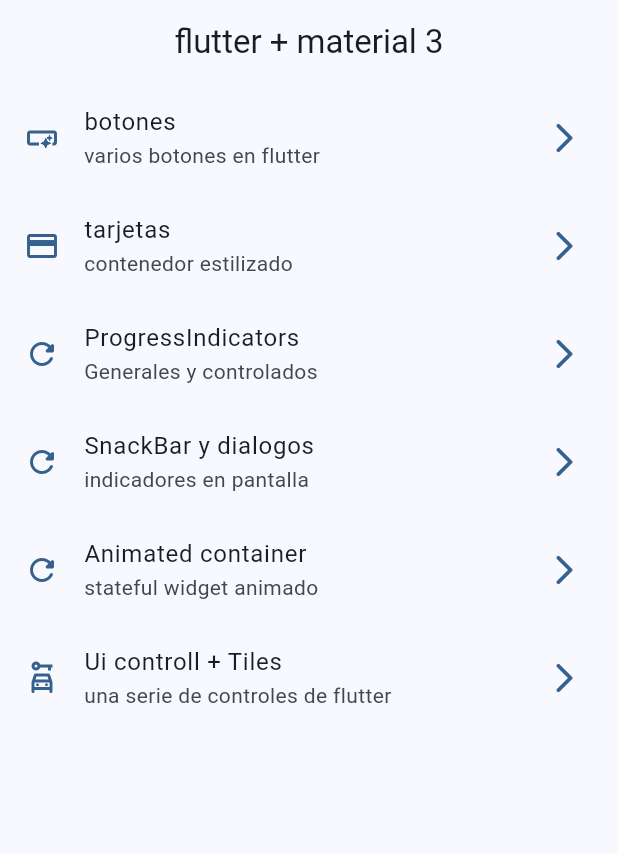
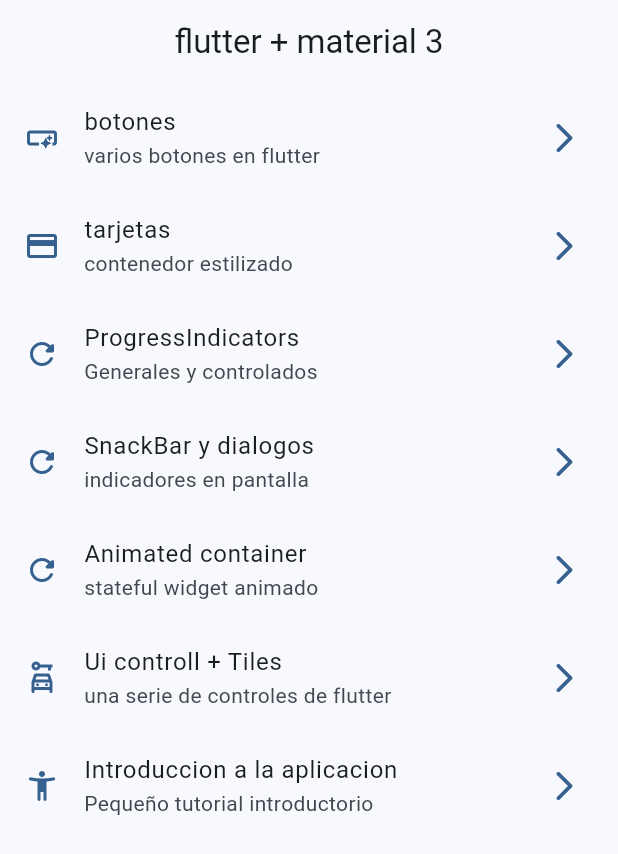
Before and after one commit to Xlart5/widgets_app, a Flutter app: the screen it shows after launch, on a phone screen of 412 x 824 dp. Shown: the top 854 px of the screen. Run offline on Flutter 3.47's test engine with Material 3 defaults, Android fonts, the phone set to English and light mode, and no system bars; our stand-ins replace go_router.

Commit message:
tutorial added

```diff
--- a/lib/config/menu/menu_item.dart
+++ b/lib/config/menu/menu_item.dart
@@ -44,4 +44,9 @@ const appMenuItems = <MenuItem>[
       subTitle: 'una serie de controles de flutter',
       link: '/uicontrols',
       icon: Icons.car_rental_outlined),
+  MenuItem(
+      title: 'Introduccion a la aplicacion',
+      subTitle: 'Pequeño tutorial introductorio',
+      link: '/tutorial',
+      icon: Icons.accessibility_new_rounded),
 ];
--- a/lib/config/router/add_router.dart
+++ b/lib/config/router/add_router.dart
@@ -38,4 +38,9 @@ final appRouter = GoRouter(initialLocation: '/', routes: [
     path: '/uicontrols',
     builder: (context, state) => const UIControlsScreen(),
   ),
+  GoRoute(
+    name: AppTutorialScreen.name,
+    path: '/tutorial',
+    builder: (context, state) => const AppTutorialScreen(),
+  ),
 ]);
```
